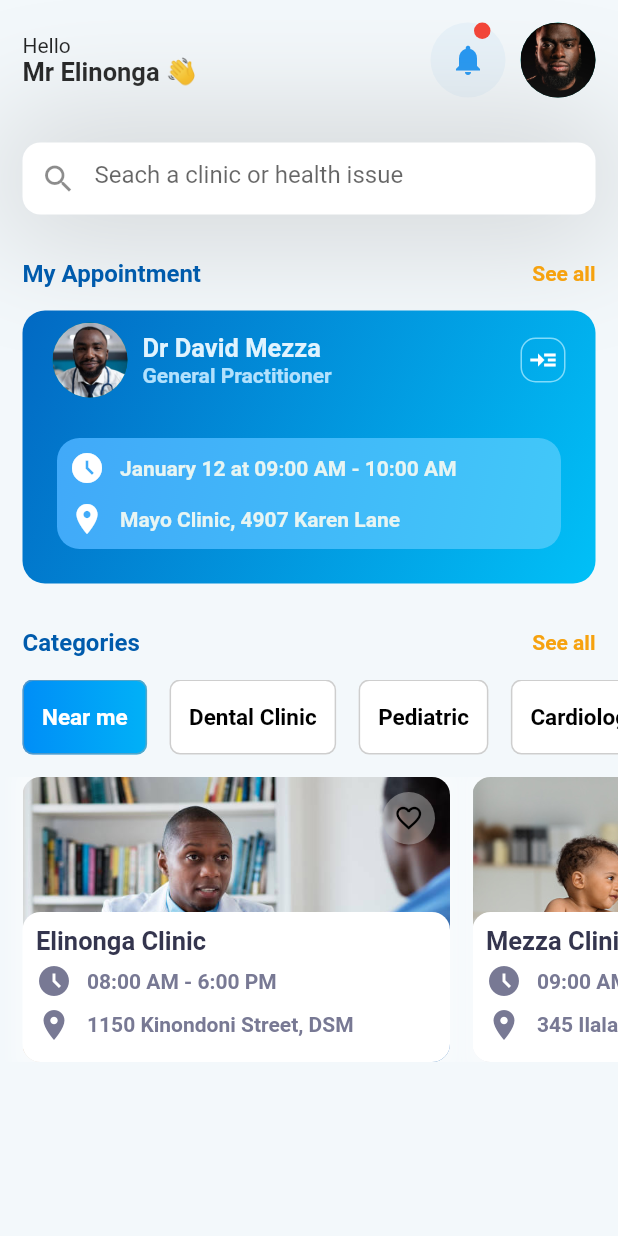
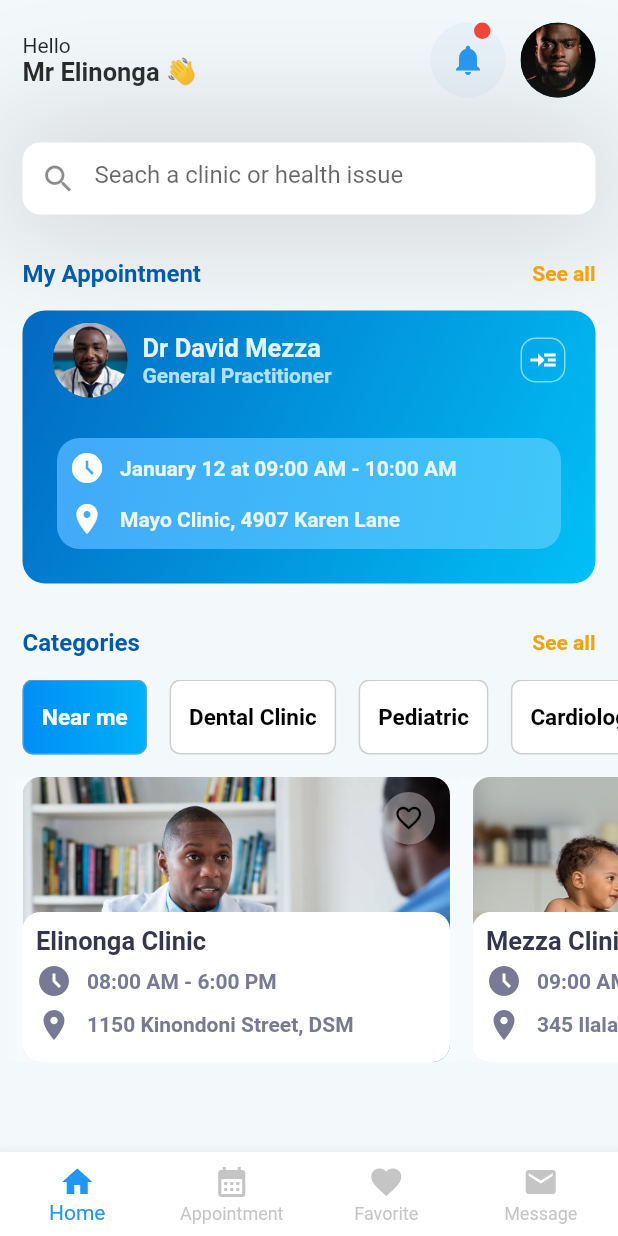
Before and after one commit to elinonga/Clinic-Mobile-App-Flutter, a Flutter app: the screen it shows after launch, on a phone screen of 412 x 824 dp. Run offline on Flutter 3.47's test engine with Material 2 defaults, Android fonts, the phone set to English and light mode, and no system bars; our stand-ins replace hexcolor.

Commit message:
:children_crossing: Bottom Navigation Bar

```diff
--- a/lib/main.dart
+++ b/lib/main.dart
@@ -1,4 +1,5 @@
 import 'package:flutter/material.dart';
+import 'package:medical_app/main_screen.dart';
 import 'package:medical_app/pages/home.dart';
 
 void main() {
@@ -17,7 +18,7 @@ class MyApp extends StatelessWidget {
       theme: ThemeData(
         primarySwatch: Colors.teal,
       ),
-      home: const HomePage(),
+      home: const MainScreen(),
     );
   }
 }
--- /dev/null
+++ b/lib/main_screen.dart
@@ -0,0 +1,66 @@
+import 'package:flutter/material.dart';
+import 'package:medical_app/pages/appointment.dart';
+import 'package:medical_app/pages/favorite.dart';
+import 'package:medical_app/pages/home.dart';
+import 'package:medical_app/pages/message.dart';
+
+class MainScreen extends StatefulWidget {
+  const MainScreen({Key? key}) : super(key: key);
+
+  @override
+  State<MainScreen> createState() => _MainScreenState();
+}
+
+class _MainScreenState extends State<MainScreen> {
+  int currentTabIndex = 0;
+  late List<Widget> pages;
+  late Widget currentPage;
+
+  // Pages
+  late HomePage homePage;
+  late AppointmentPage appointmentPage;
+  late Favorite favorite;
+  late MessagePage messagePage;
+
+  @override
+  void initState() {
+    // TODO: implement initState
+    super.initState();
+    homePage = const HomePage();
+    appointmentPage = const AppointmentPage();
+    favorite = const Favorite();
+    messagePage = const MessagePage();
+
+    pages = [homePage, appointmentPage, favorite, messagePage];
+
+    currentPage = homePage;
+  }
+
+  @override
+  Widget build(BuildContext context) {
+    return Scaffold(
+      bottomNavigationBar: BottomNavigationBar(
+        backgroundColor: Colors.white,
+        selectedItemColor: Colors.blue,
+        unselectedItemColor: Colors.grey.withOpacity(0.6),
+        onTap: (int index) {
+          setState(() {
+            currentTabIndex = index;
+            currentPage = pages[index];
+          });
+        },
+        currentIndex: currentTabIndex,
+        type: BottomNavigationBarType.fixed,
+        items: const <BottomNavigationBarItem>[
+          BottomNavigationBarItem(icon: Icon(Icons.home), label: "Home"),
+          BottomNavigationBarItem(
+              icon: Icon(Icons.calendar_month), label: "Appointment"),
+          BottomNavigationBarItem(
+              icon: Icon(Icons.favorite), label: "Favorite"),
+          BottomNavigationBarItem(icon: Icon(Icons.email), label: "Message"),
+        ],
+      ),
+      body: currentPage,
+    );
+  }
+}
--- /dev/null
+++ b/lib/pages/favorite.dart
@@ -0,0 +1,17 @@
+import 'package:flutter/material.dart';
+
+class Favorite extends StatefulWidget {
+  const Favorite({Key? key}) : super(key: key);
+
+  @override
+  State<Favorite> createState() => _FavoriteState();
+}
+
+class _FavoriteState extends State<Favorite> {
+  @override
+  Widget build(BuildContext context) {
+    return Scaffold(
+      appBar: AppBar(title: Text("Favorite Page")),
+    );
+  }
+}
```
Also changed, not shown: lib/pages/appointment.dart (added, +12 -0 lines), lib/pages/message.dart (added, +12 -0 lines).
